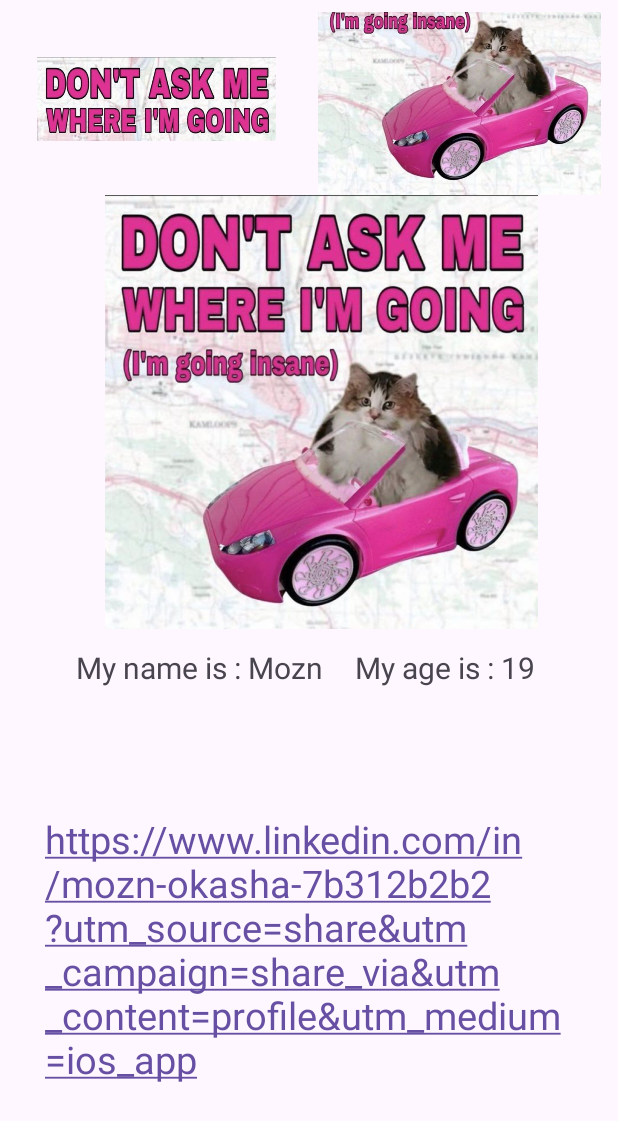
After one commit to Moznokasha/Application_DEPI, an Android app: the constraintActivity screen opened directly, with no data from a screen before it, on a phone screen of 412 x 824 dp. The commit adds this screen. Shown: the top 1121 px of the screen. Run offline under Robolectric (Android 15) with nearby library versions, the phone set to English and light mode, and no system bars.

Commit message:
Initial Commit

```diff
--- a/app/build.gradle.kts
+++ b/app/build.gradle.kts
@@ -33,6 +33,9 @@ android {
     kotlinOptions {
         jvmTarget = "11"
     }
+    buildFeatures {
+        viewBinding = true
+    }
 }
 
 dependencies {
@@ -42,6 +45,8 @@ dependencies {
     implementation(libs.material)
     implementation(libs.androidx.activity)
     implementation(libs.androidx.constraintlayout)
+    implementation(libs.androidx.navigation.fragment.ktx)
+    implementation(libs.androidx.navigation.ui.ktx)
     testImplementation(libs.junit)
     androidTestImplementation(libs.androidx.junit)
     androidTestImplementation(libs.androidx.espresso.core)
--- a/app/src/main/AndroidManifest.xml
+++ b/app/src/main/AndroidManifest.xml
@@ -12,11 +12,14 @@
         android:supportsRtl="true"
         android:theme="@style/Theme.ApplicationDpei">
         <activity
+            android:name=".constraintActivity"
+            android:exported="true"
+            android:theme="@style/Theme.ApplicationDpei" />
+        <activity
             android:name=".MainActivity"
             android:exported="true">
             <intent-filter>
                 <action android:name="android.intent.action.MAIN" />
-
                 <category android:name="android.intent.category.LAUNCHER" />
             </intent-filter>
         </activity>
--- /dev/null
+++ b/app/src/main/java/com/mozn/applicationdpei/constraintActivity.kt
@@ -0,0 +1,15 @@
+package com.mozn.applicationdpei
+
+import android.os.Bundle
+import com.google.android.material.snackbar.Snackbar
+import androidx.appcompat.app.AppCompatActivity
+
+
+class constraintActivity : AppCompatActivity() {
+
+    override fun onCreate(savedInstanceState: Bundle?) {
+        super.onCreate(savedInstanceState)
+        setContentView(R.layout.activity_constraint)
+
+    }
+}
--- /dev/null
+++ b/app/src/main/res/layout/activity_constraint.xml
@@ -0,0 +1,81 @@
+<?xml version="1.0" encoding="utf-8"?>
+<androidx.constraintlayout.widget.ConstraintLayout xmlns:android="http://schemas.android.com/apk/res/android"
+    xmlns:app="http://schemas.android.com/apk/res-auto"
+    xmlns:tools="http://schemas.android.com/tools"
+    android:layout_width="match_parent"
+    android:layout_height="match_parent"
+    android:fitsSystemWindows="true"
+    tools:context=".constraintActivity">
+
+
+    <ImageView
+        android:id="@+id/imageView"
+        android:layout_width="159dp"
+        android:layout_height="132dp"
+        app:layout_constraintEnd_toStartOf="@+id/imageView2"
+        app:layout_constraintStart_toStartOf="parent"
+        app:layout_constraintTop_toTopOf="parent"
+        app:srcCompat="@drawable/part1" />
+
+    <ImageView
+        android:id="@+id/imageView2"
+        android:layout_width="195dp"
+        android:layout_height="122dp"
+        android:layout_marginTop="8dp"
+        android:layout_marginEnd="8dp"
+        app:layout_constraintEnd_toEndOf="parent"
+        app:layout_constraintTop_toTopOf="parent"
+        app:srcCompat="@drawable/part2" />
+
+    <ImageView
+        android:id="@+id/imageView3"
+        android:layout_width="327dp"
+        android:layout_height="289dp"
+        app:layout_constraintEnd_toEndOf="@+id/imageView2"
+        app:layout_constraintStart_toStartOf="@+id/imageView"
+        app:layout_constraintTop_toBottomOf="@+id/imageView2"
+        app:srcCompat="@drawable/part3" />
+
+    <TextView
+        android:id="@+id/textView"
+        android:layout_width="wrap_content"
+        android:layout_height="wrap_content"
+        android:layout_marginTop="12dp"
+        android:text="@string/my_name_is_mozn"
+        android:textSize="20sp"
+        app:layout_constraintStart_toStartOf="@id/imageView3"
+        app:layout_constraintTop_toBottomOf="@id/imageView3">
+
+    </TextView>
+
+
+    <TextView
+        android:id="@+id/textView2"
+        android:layout_width="wrap_content"
+        android:layout_height="wrap_content"
+        android:layout_marginTop="12dp"
+        android:text="@string/my_age_is_19"
+        android:textSize="20sp"
+        app:layout_constraintEnd_toEndOf="@id/imageView3"
+        app:layout_constraintStart_toEndOf="@+id/textView"
+        app:layout_constraintTop_toBottomOf="@id/imageView3">
+
+    </TextView>
+
+    <TextView
+        android:id="@+id/linkedinLink"
+        android:layout_width="371dp"
+        android:layout_height="223dp"
+        android:autoLink="all"
+        android:linksClickable="true"
+        android:padding="12dp"
+        android:text="@string/https_www_linkedin_com_in_mozn_okasha_7b312b2b2_utm_source_share_utm_campaign_share_via_utm_content_profile_utm_medium_ios_app"
+        android:textColor="@android:color/black"
+        android:textSize="25sp"
+        app:layout_constraintBottom_toBottomOf="parent"
+        app:layout_constraintEnd_toEndOf="@+id/textView2"
+        app:layout_constraintStart_toStartOf="@+id/textView"
+        app:layout_constraintTop_toBottomOf="@+id/textView">
+
+    </TextView>
+</androidx.constraintlayout.widget.ConstraintLayout>
--- /dev/null
+++ b/app/src/main/res/values-land/dimens.xml
@@ -0,0 +1,3 @@
+<resources>
+    <dimen name="fab_margin">48dp</dimen>
+</resources>
--- /dev/null
+++ b/app/src/main/res/values-v23/themes.xml
@@ -0,0 +1,9 @@
+<resources xmlns:tools="http://schemas.android.com/tools">
+
+    <style name="Theme.ApplicationDpei" parent="Base.Theme.ApplicationDpei">
+        <!-- Transparent system bars for edge-to-edge. -->
+        <item name="android:navigationBarColor">@android:color/transparent</item>
+        <item name="android:statusBarColor">@android:color/transparent</item>
+        <item name="android:windowLightStatusBar">?attr/isLightTheme</item>
+    </style>
+</resources>
--- /dev/null
+++ b/app/src/main/res/values-w1240dp/dimens.xml
@@ -0,0 +1,3 @@
+<resources>
+    <dimen name="fab_margin">200dp</dimen>
+</resources>
--- /dev/null
+++ b/app/src/main/res/values-w600dp/dimens.xml
@@ -0,0 +1,3 @@
+<resources>
+    <dimen name="fab_margin">48dp</dimen>
+</resources>
--- /dev/null
+++ b/app/src/main/res/values/dimens.xml
@@ -0,0 +1,3 @@
+<resources>
+    <dimen name="fab_margin">16dp</dimen>
+</resources>
--- a/gradle/libs.versions.toml
+++ b/gradle/libs.versions.toml
@@ -9,6 +9,8 @@ appcompat = "1.7.1"
 material = "1.12.0"
 activity = "1.8.0"
 constraintlayout = "2.1.4"
+navigationFragmentKtx = "2.6.0"
+navigationUiKtx = "2.6.0"
 
 [libraries]
 androidx-core-ktx = { group = "androidx.core", name = "core-ktx", version.ref = "coreKtx" }
@@ -19,6 +21,8 @@ androidx-appcompat = { group = "androidx.appcompat", name = "appcompat", version
 material = { group = "com.google.android.material", name = "material", version.ref = "material" }
 androidx-activity = { group = "androidx.activity", name = "activity", version.ref = "activity" }
 androidx-constraintlayout = { group = "androidx.constraintlayout", name = "constraintlayout", version.ref = "constraintlayout" }
+androidx-navigation-fragment-ktx = { group = "androidx.navigation", name = "navigation-fragment-ktx", version.ref = "navigationFragmentKtx" }
+androidx-navigation-ui-ktx = { group = "androidx.navigation", name = "navigation-ui-ktx", version.ref = "navigationUiKtx" }
 
 [plugins]
 android-application = { id = "com.android.application", version.ref = "agp" }
```
Also changed, not shown: app/src/main/java/com/mozn/applicationdpei/FirstFragment.kt (added, +44 -0 lines), app/src/main/java/com/mozn/applicationdpei/SecondFragment.kt (added, +44 -0 lines), app/src/main/res/layout/content_constraint.xml (added, +19 -0 lines), app/src/main/res/layout/fragment_first.xml (added, +35 -0 lines), app/src/main/res/layout/fragment_second.xml (added, +35 -0 lines), app/src/main/res/navigation/nav_graph.xml (added, +28 -0 lines), app/src/main/res/values/strings.xml (+42 -0 lines).
